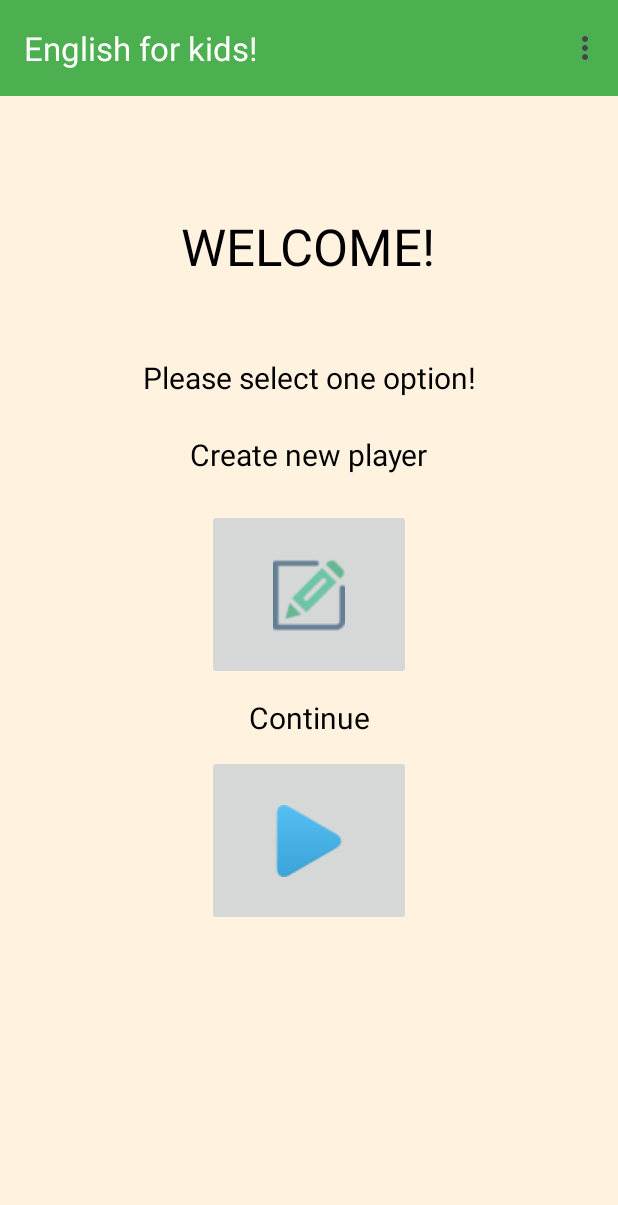
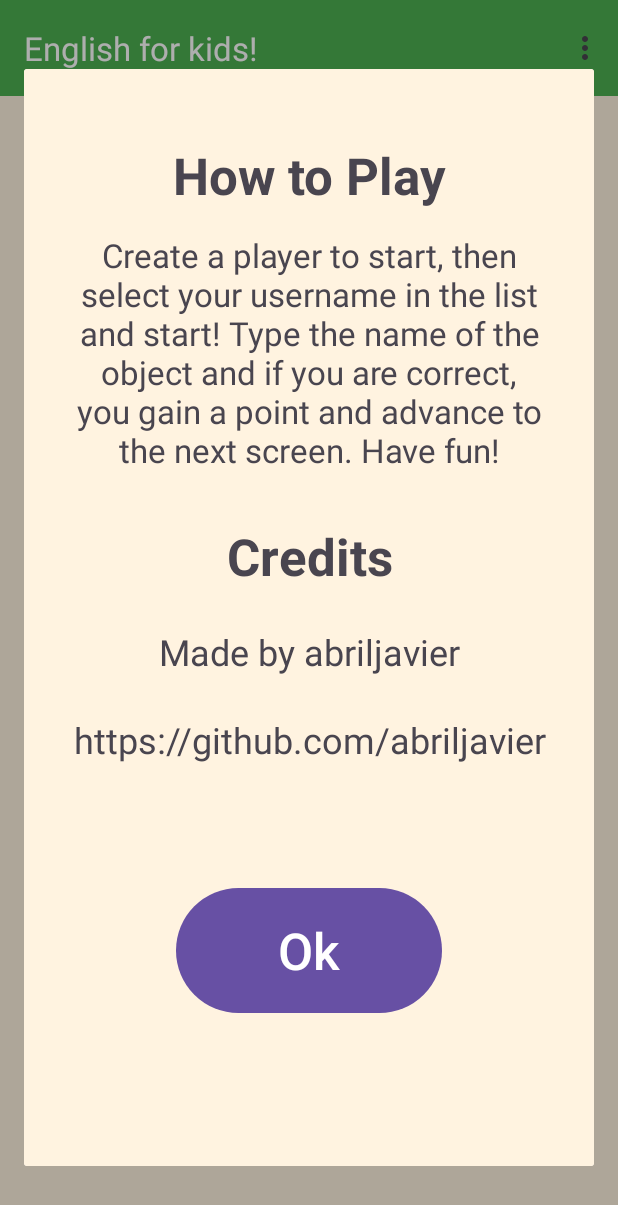
Before and after one commit to abriljavier/English-for-kids, an Android app: the screen it shows after launch (MainActivity), in the options menu, after a tap on "About the app", on a phone screen of 412 x 824 dp. Shown: the top 1205 px of the screen. Run offline under Robolectric (Android 15) with nearby library versions, the phone set to English and light mode, and no system bars.

Commit message:
Falta diseño bonito

```diff
--- /dev/null
+++ b/app/src/main/java/com/example/englishforkids/AboutDialog.kt
@@ -0,0 +1,25 @@
+package com.example.englishforkids
+
+import android.os.Bundle
+import android.view.LayoutInflater
+import android.view.View
+import android.view.ViewGroup
+import android.widget.Button
+import androidx.fragment.app.DialogFragment
+
+class AboutDialog: DialogFragment() {
+    override fun onCreateView(
+        inflater: LayoutInflater,
+        container: ViewGroup?,
+        savedInstanceState: Bundle?
+    ): View? {
+        val view = inflater.inflate(R.layout.about_layout, container, false)
+
+        var goBackButton = view.findViewById<Button>(R.id.goBack)
+        goBackButton.setOnClickListener{
+            this.dismiss()
+        }
+
+        return view
+    }
+}
--- a/app/src/main/java/com/example/englishforkids/GameFragment.kt
+++ b/app/src/main/java/com/example/englishforkids/GameFragment.kt
@@ -31,6 +31,7 @@ class GameFragment(private val user: User) : Fragment() {
         var title = view.findViewById<TextView>(R.id.titleOfCategory)
         var image = view.findViewById<ImageView>(R.id.image)
         var inputUsr = view.findViewById<EditText>(R.id.inputUsr)
+        var playerScore = view.findViewById<TextView>(R.id.playerScore)
         var ayudaDebug = view.findViewById<TextView>(R.id.ayudaDebug)
 
         //LLAMO A LA INSTANCIA DE LA BBDD
@@ -47,7 +48,7 @@ class GameFragment(private val user: User) : Fragment() {
                     "VEHICLES"->title.text = "2/3 $levelCategory"
                     "ANIMALS"->title.text = "3/3 $levelCategory"
                 }
-//                title.text = levelCategory
+                playerScore.text = "${user.name} you have an score of ${user.score} points "
                 ayudaDebug.text = levelName
                 val imageResourceId = resources.getIdentifier(levelName, "drawable", requireContext().packageName)
                 println(imageResourceId)
@@ -81,7 +82,7 @@ class GameFragment(private val user: User) : Fragment() {
 
     private fun openNextLevel() {
         println("paso de nivel")
-        val updatedUser = User(user.id, user.name, user.score, user.idLevel + 1)
+        val updatedUser = User(user.id, user.name, user.score+1, user.idLevel + 1)
         val nextGameFragment = GameFragment(updatedUser)
 
         parentFragmentManager.beginTransaction()
--- a/app/src/main/java/com/example/englishforkids/MainActivity.kt
+++ b/app/src/main/java/com/example/englishforkids/MainActivity.kt
@@ -33,15 +33,25 @@ class MainActivity : AppCompatActivity() {
     override fun onOptionsItemSelected(item: MenuItem): Boolean {
         when (item.itemId) {
             R.id.menu_about -> {
-                // Acción para "Acerca de la app"
-                Toast.makeText(this, "Acerca de la app", Toast.LENGTH_SHORT).show()
+                var aboutDialog = AboutDialog()
+                aboutDialog.show(supportFragmentManager, "AboutDialog")
                 return true
             }
+
             R.id.menu_high_scores -> {
-                // Acción para "Mejores puntuaciones"
-                Toast.makeText(this, "Mejores puntuaciones", Toast.LENGTH_SHORT).show()
+                //ABRIR MEJORES PUNTUACIONES
+                var database = Database(this)
+                try {
+                    database.writableDatabase
+                    var userList = database.getTopUsers()
+                    var scoreDialog = ScoreDialog(userList)
+                    scoreDialog.show(supportFragmentManager, "ScoreDialog")
+                } finally {
+                    database.close()
+                }
                 return true
             }
+
             else -> return super.onOptionsItemSelected(item)
         }
     }
--- /dev/null
+++ b/app/src/main/res/layout/about_layout.xml
@@ -0,0 +1,112 @@
+<?xml version="1.0" encoding="utf-8"?>
+<androidx.constraintlayout.widget.ConstraintLayout xmlns:android="http://schemas.android.com/apk/res/android"
+    xmlns:app="http://schemas.android.com/apk/res-auto"
+    xmlns:tools="http://schemas.android.com/tools"
+    android:layout_width="match_parent"
+    android:layout_height="match_parent"
+    android:background="@color/fondo_principal">
+
+    <TextView
+        android:id="@+id/textView11"
+        android:layout_width="273dp"
+        android:layout_height="49dp"
+        android:layout_marginStart="69dp"
+        android:layout_marginTop="46dp"
+        android:layout_marginEnd="69dp"
+        android:layout_marginBottom="636dp"
+        android:gravity="center"
+        android:text="How to Play"
+        android:textSize="34sp"
+        android:textStyle="bold"
+        app:layout_constraintBottom_toBottomOf="parent"
+        app:layout_constraintEnd_toEndOf="parent"
+        app:layout_constraintStart_toStartOf="parent"
+        app:layout_constraintTop_toTopOf="parent" />
+
+    <TextView
+        android:id="@+id/textView13"
+        android:layout_width="244dp"
+        android:layout_height="61dp"
+        android:layout_marginStart="83dp"
+        android:layout_marginTop="294dp"
+        android:layout_marginEnd="84dp"
+        android:layout_marginBottom="376dp"
+        android:gravity="center"
+        android:text="Credits"
+        android:textSize="34sp"
+        android:textStyle="bold"
+        app:layout_constraintBottom_toBottomOf="parent"
+        app:layout_constraintEnd_toEndOf="parent"
+        app:layout_constraintStart_toStartOf="parent"
+        app:layout_constraintTop_toTopOf="parent" />
+
+    <TextView
+        android:id="@+id/textView12"
+        android:layout_width="313dp"
+        android:layout_height="170dp"
+        android:layout_marginStart="49dp"
+        android:layout_marginTop="104dp"
+        android:layout_marginEnd="49dp"
+        android:layout_marginBottom="457dp"
+        android:autoSizeTextType="uniform"
+        android:elegantTextHeight="false"
+        android:gravity="center"
+        android:text="Create a player to start, then select your username in the list and start! Type the name of the object and if you are correct, you gain a point and advance to the next screen. Have fun!"
+        android:textSize="24sp"
+        app:layout_constraintBottom_toBottomOf="parent"
+        app:layout_constraintEnd_toEndOf="parent"
+        app:layout_constraintStart_toStartOf="parent"
+        app:layout_constraintTop_toTopOf="parent" />
+
+    <TextView
+        android:id="@+id/textView14"
+        android:layout_width="265dp"
+        android:layout_height="50dp"
+        android:layout_marginStart="73dp"
+        android:layout_marginTop="363dp"
+        android:layout_marginEnd="73dp"
+        android:layout_marginBottom="318dp"
+        android:autoSizeTextType="none"
+        android:autoText="false"
+        android:elegantTextHeight="false"
+        android:gravity="center"
+        android:text="Made by abriljavier"
+        android:textSize="24sp"
+        app:layout_constraintBottom_toBottomOf="parent"
+        app:layout_constraintEnd_toEndOf="parent"
+        app:layout_constraintStart_toStartOf="parent"
+        app:layout_constraintTop_toTopOf="parent" />
+
+    <TextView
+        android:id="@+id/textView15"
+        android:layout_width="343dp"
+        android:layout_height="68dp"
+        android:layout_marginStart="34dp"
+        android:layout_marginTop="413dp"
+        android:layout_marginEnd="34dp"
+        android:layout_marginBottom="250dp"
+        android:autoSizeTextType="none"
+        android:elegantTextHeight="false"
+        android:gravity="center"
+        android:text="https://github.com/abriljavier"
+        android:textSize="24sp"
+        app:layout_constraintBottom_toBottomOf="parent"
+        app:layout_constraintEnd_toEndOf="parent"
+        app:layout_constraintStart_toStartOf="parent"
+        app:layout_constraintTop_toTopOf="parent" />
+
+    <Button
+        android:id="@+id/goBack"
+        android:layout_width="177dp"
+        android:layout_height="91dp"
+        android:layout_marginStart="117dp"
+        android:layout_marginTop="542dp"
+        android:layout_marginEnd="117dp"
+        android:layout_marginBottom="98dp"
+        android:text="Ok"
+        android:textSize="34sp"
+        app:layout_constraintBottom_toBottomOf="parent"
+        app:layout_constraintEnd_toEndOf="parent"
+        app:layout_constraintStart_toStartOf="parent"
+        app:layout_constraintTop_toTopOf="parent" />
+</androidx.constraintlayout.widget.ConstraintLayout>
```
Also changed, not shown: app/src/main/java/com/example/englishforkids/Database.kt (+22 -0 lines), app/src/main/java/com/example/englishforkids/ScoreAdapter.kt (added, +32 -0 lines), app/src/main/java/com/example/englishforkids/ScoreDialog.kt (added, +31 -0 lines), app/src/main/res/layout/fragment_game.xml (+16 -8 lines), app/src/main/res/layout/individual_score_layout.xml (added, +25 -0 lines), app/src/main/res/layout/score_dialog_layout.xml (added, +85 -0 lines).
